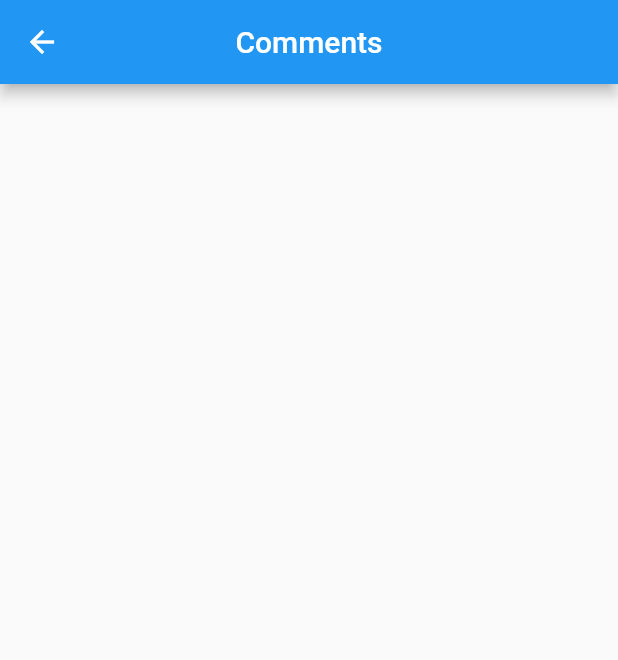
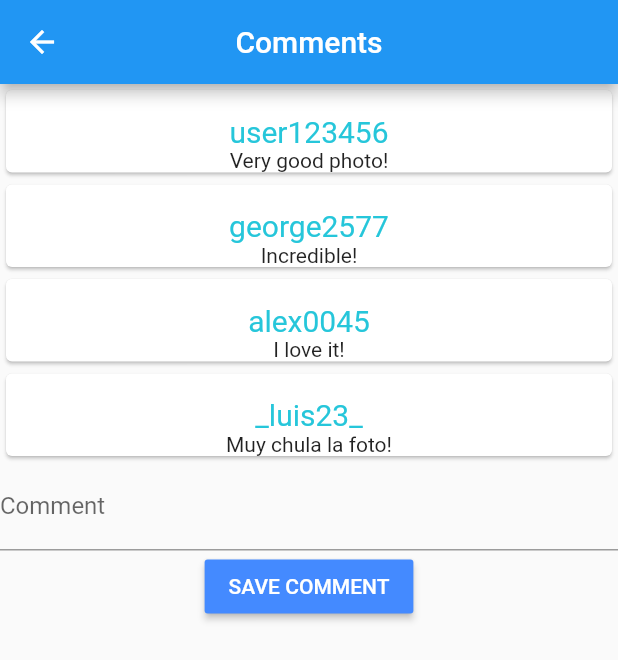
Before and after one commit to Jabb17/IVehicle, a Flutter app: the CommentScreen screen opened directly, on a phone screen of 412 x 824 dp. Shown: the top 660 px of the screen. Run offline on Flutter 3.47's test engine with Material 2 defaults, Android fonts, the phone set to English and light mode, and no system bars; our stand-ins replace flutter_widget_from_html, image_picker, settings_ui, toast; missing offline and left inert: favorite_button; network calls fail.

Commit message:
IVehicle 30/05/2021

```diff
--- a/ivehicle/lib/pages/comment_screen.dart
+++ b/ivehicle/lib/pages/comment_screen.dart
@@ -1,6 +1,9 @@
 import 'package:flutter/material.dart';
 
 class CommentScreen extends StatelessWidget {
+  final controlComment = new TextEditingController();
+  bool _validate = false;
+
   @override
   Widget build(BuildContext context) {
     return Scaffold(
@@ -8,12 +11,125 @@ class CommentScreen extends StatelessWidget {
         title: Text("Comments"),
         centerTitle: true,
       ),
-      body: Container(
-        child: Row(
-          children: [
-            Container(),
-          ],
-        ),
+      body: Column(
+        children: [
+          new Card(
+            child: new Column(
+              mainAxisSize: MainAxisSize.min,
+              children: <Widget>[
+                new Container(
+                  padding: new EdgeInsets.only(top: 16.0),
+                  child: new Row(
+                    crossAxisAlignment: CrossAxisAlignment.start,
+                    mainAxisAlignment: MainAxisAlignment.center,
+                    children: <Widget>[
+                      new Text(
+                        'user123456',
+                        style: new TextStyle(
+                            fontSize: 20.0,
+                            fontFamily: 'Roboto',
+                            color: new Color(0xFF26C6DA)),
+                      )
+                    ],
+                  ),
+                ),
+                new Text('Very good photo!'),
+              ],
+            ),
+          ),
+          new Card(
+            child: new Column(
+              mainAxisSize: MainAxisSize.min,
+              children: <Widget>[
+                new Container(
+                  padding: new EdgeInsets.only(top: 16.0),
+                  child: new Row(
+                    crossAxisAlignment: CrossAxisAlignment.start,
+                    mainAxisAlignment: MainAxisAlignment.center,
+                    children: <Widget>[
+                      new Text(
+                        'george2577',
+                        style: new TextStyle(
+                            fontSize: 20.0,
+                            fontFamily: 'Roboto',
+                            color: new Color(0xFF26C6DA)),
+                      )
+                    ],
+                  ),
+                ),
+                new Text('Incredible!'),
+              ],
+            ),
+          ),
+          new Card(
+            child: new Column(
+              mainAxisSize: MainAxisSize.min,
+              children: <Widget>[
+                new Container(
+                  padding: new EdgeInsets.only(top: 16.0),
+                  child: new Row(
+                    crossAxisAlignment: CrossAxisAlignment.start,
+                    mainAxisAlignment: MainAxisAlignment.center,
+                    children: <Widget>[
+                      new Text(
+                        'alex0045',
+                        style: new TextStyle(
+                            fontSize: 20.0,
+                            fontFamily: 'Roboto',
+                            color: new Color(0xFF26C6DA)),
+                      )
+                    ],
+                  ),
+                ),
+                new Text('I love it!'),
+              ],
+            ),
+          ),
+          new Card(
+            child: new Column(
+              mainAxisSize: MainAxisSize.min,
+              children: <Widget>[
+                new Container(
+                  padding: new EdgeInsets.only(top: 16.0),
+                  child: new Row(
+                    crossAxisAlignment: CrossAxisAlignment.start,
+                    mainAxisAlignment: MainAxisAlignment.center,
+                    children: <Widget>[
+                      new Text(
+                        '_luis23_',
+                        style: new TextStyle(
+                            fontSize: 20.0,
+                            fontFamily: 'Roboto',
+                            color: new Color(0xFF26C6DA)),
+                      )
+                    ],
+                  ),
+                ),
+                new Text('Muy chula la foto!'),
+              ],
+            ),
+          ),
+          TextField(
+            controller: controlComment,
+            decoration: InputDecoration(
+              labelText: 'Comment',
+              errorText: _validate ? ' Please write a valid comment!' : null,
+            ),
+          ),
+          // ignore: deprecated_member_use
+          RaisedButton(
+            onPressed: () {
+              if (controlComment.text.isEmpty) {
+                controlComment.text.isEmpty
+                    ? _validate = true
+                    : _validate = false;
+              }
+            },
+            child: Text('SAVE COMMENT'),
+            textColor: Colors.white,
+            color: Colors.blueAccent,
+          ),
+        ],
       ),
     );
   }
--- a/ivehicle/lib/pages/home_page.dart
+++ b/ivehicle/lib/pages/home_page.dart
@@ -77,9 +77,6 @@ class _HomePageState extends State<HomePage> {
     );
   }
 }
-
-// TODO AÑADIR VIDEOS PUBLICITARIOS (VIDEO ALEIX) Y TAMBIÉN MIRAR DE AÑADIR ANUNCIOS GOOGLE
-// TODO MIRAR PUBSPEC.YAML
 
 class HomeOption extends StatefulWidget {
   @override
```
